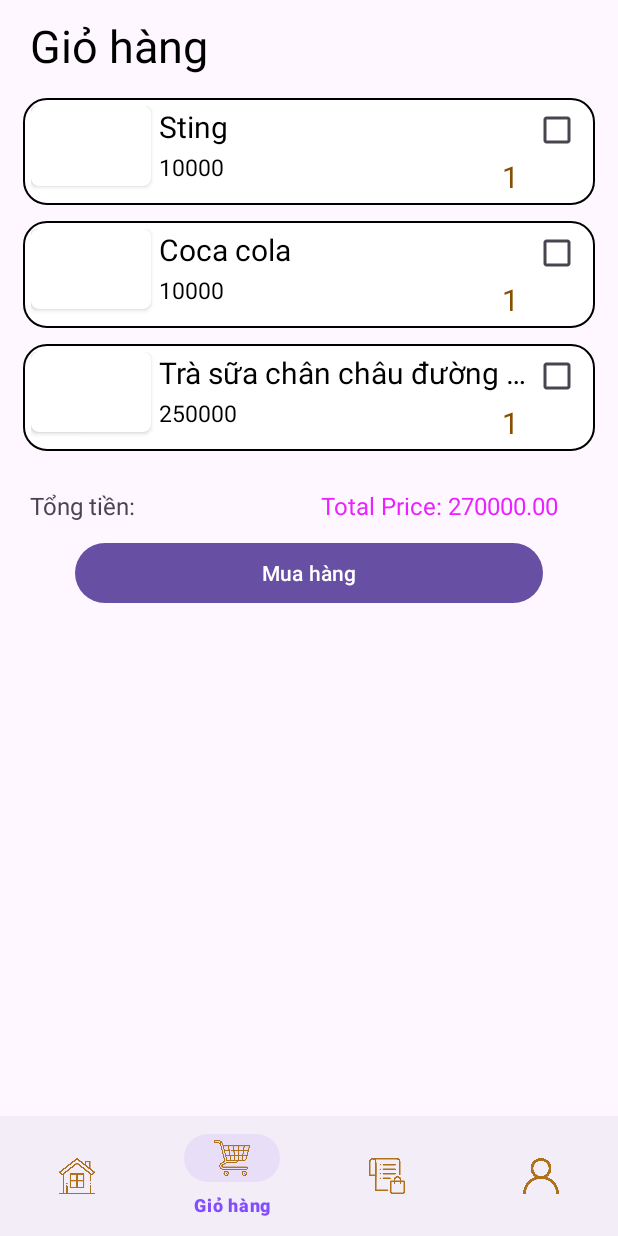
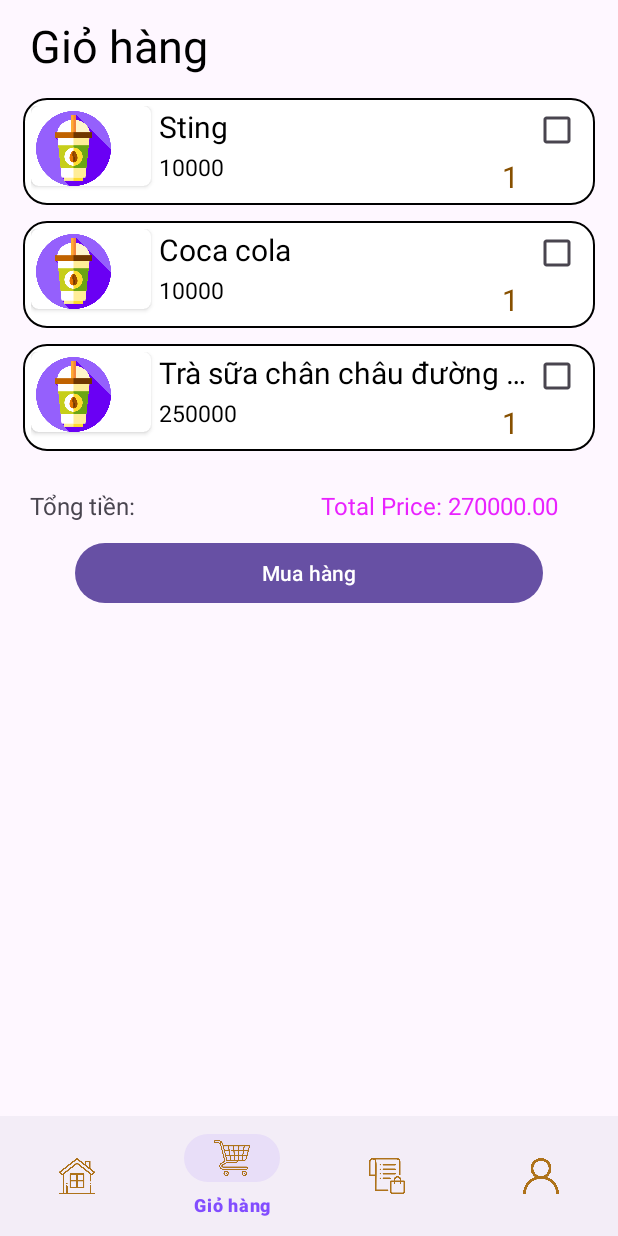
Before and after one commit to Kimcongnk/DuAn1, an Android app: the screen it shows after launch (CustomerActivity), item 2 of the bottom bar chosen, on a phone screen of 412 x 824 dp. Run offline under Robolectric (Android 15) with nearby library versions, the phone set to English and light mode, and no system bars.

Commit message:
cong update order

```diff
--- a/app/src/main/res/layout/item_cart.xml
+++ b/app/src/main/res/layout/item_cart.xml
@@ -35,6 +35,7 @@
                         android:layout_height="50dp"
                         android:layout_marginStart="3dp"
                         android:layout_marginTop="3dp"
+                        android:background="@drawable/logo"
                         android:adjustViewBounds="true" />
 
                 </androidx.cardview.widget.CardView>
```
